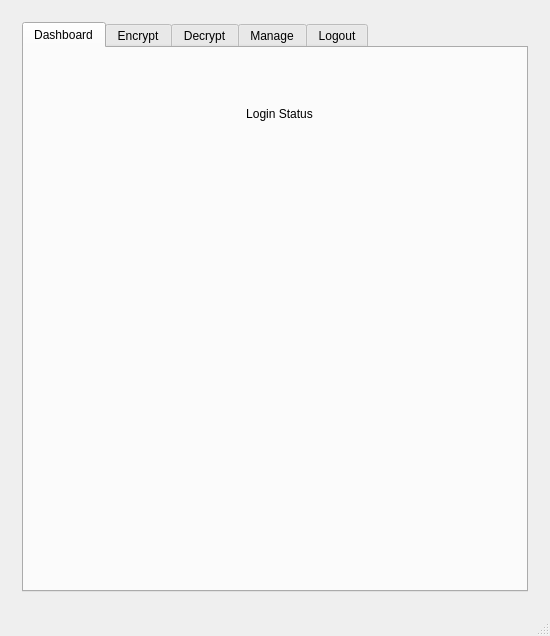
Old version of the form Forms/mainwindow.ui in the repository nickgalante/CorbeClient.
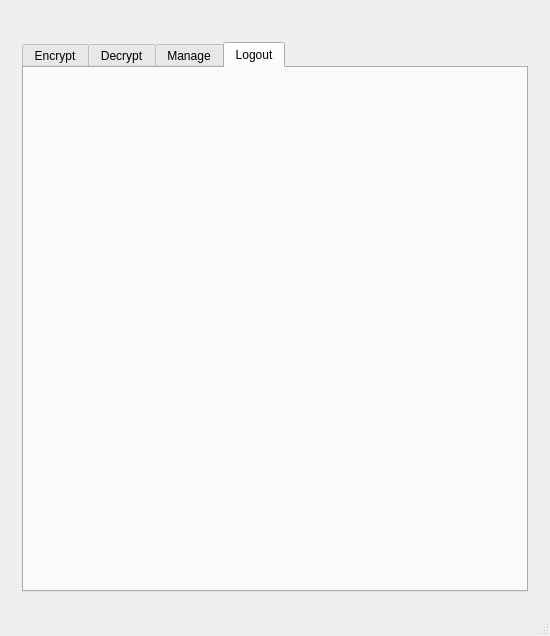
New version of the form. The open tabs and pages were chosen to show the change.

```diff
--- a/Forms/mainwindow.ui
+++ b/Forms/mainwindow.ui
@@ -24,6 +24,19 @@
     <bool>true</bool>
    </property>
    <layout class="QVBoxLayout" name="verticalLayout_2">
+    <item>
+     <widget class="QLabel" name="welcomeLabel">
+      <property name="layoutDirection">
+       <enum>Qt::RightToLeft</enum>
+      </property>
+      <property name="text">
+       <string/>
+      </property>
+      <property name="alignment">
+       <set>Qt::AlignRight|Qt::AlignTrailing|Qt::AlignVCenter</set>
+      </property>
+     </widget>
+    </item>
     <item>
      <widget class="QStackedWidget" name="stackedWidget">
       <property name="enabled">
@@ -162,27 +175,6 @@
           <property name="currentIndex">
            <number>3</number>
           </property>
-          <widget class="QWidget" name="Dashboard">
-           <attribute name="title">
-            <string>Dashboard</string>
-           </attribute>
-           <widget class="QLabel" name="tabStatusLabel">
-            <property name="geometry">
-             <rect>
-              <x>150</x>
-              <y>30</y>
-              <width>211</width>
-              <height>71</height>
-             </rect>
-            </property>
-            <property name="text">
-             <string>Login Status</string>
-            </property>
-            <property name="alignment">
-             <set>Qt::AlignCenter</set>
-            </property>
-           </widget>
-          </widget>
           <widget class="QWidget" name="Encrypt">
            <attribute name="title">
             <string>Encrypt</string>
```
Left out of the diff: 4 changed lines with no effect on the pictures.
